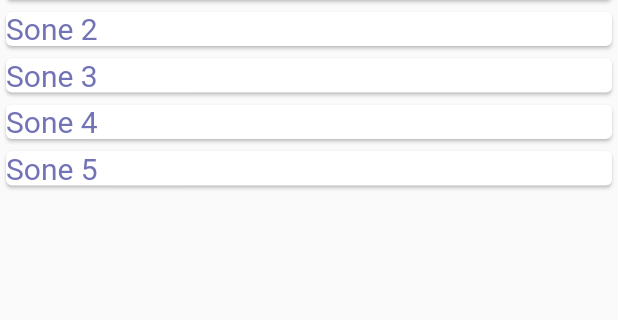
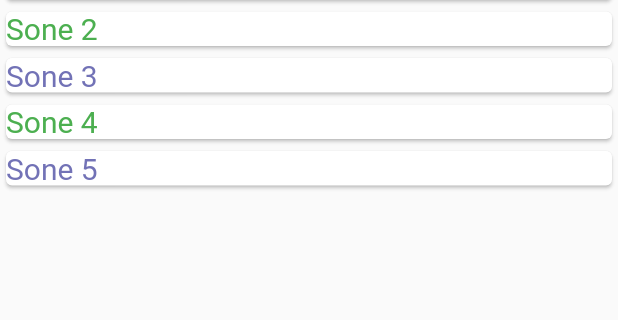
Before and after one commit to zaktaw/DATA3900-Bacheloroppgave, a Flutter app: the ZonesList screen opened directly, on a phone screen of 412 x 824 dp, the part 41-361 px from its top. Run offline on Flutter 3.47's test engine with Material 2 defaults, Android fonts, the phone set to English and light mode, and no system bars.

Commit message:
implemented color coding on finished zones

```diff
--- a/lib/main.dart
+++ b/lib/main.dart
@@ -23,7 +23,7 @@ class MyApp extends StatelessWidget {
     return MaterialApp(
       home: Scaffold(
         body: Container(
-          child: Activity(),
+          child: ZonesList(),
         ),
       ),
     );
--- a/lib/models/tellinger.dart
+++ b/lib/models/tellinger.dart
@@ -26,6 +26,13 @@ class Tellinger {
     return tellinger[zone] ?? []; // return empty list if no tellinger is stored
   }
 
+  bool checkTellingKey(int zone) {
+    if (tellinger.containsKey(zone)) {
+      return true;
+    }
+    return false;
+  }
+
   void count(int zoneIndex, String activity, int count) {
     // Check if zone exsists. Set new value for count of actitivty if in the list. If not, create new entry for count/activity
     bool zoneFound = tellinger.containsKey(zoneIndex);
--- a/lib/zone_card.dart
+++ b/lib/zone_card.dart
@@ -1,11 +1,15 @@
 // ignore_for_file: prefer_const_constructors, prefer_const_literals_to_create_immutables, avoid_print
 
+import 'package:bacheloroppgave/models/telling.dart';
 import 'package:flutter/material.dart';
+import 'models/tellinger.dart';
 
 class ZoneCard extends StatelessWidget {
-  ZoneCard(this.zone_name, {Key? key}) : super(key: key);
+  ZoneCard(this.zone_name, this.zone_index, {Key? key}) : super(key: key);
 
   String zone_name;
+  int zone_index;
+  Tellinger tellinger = Tellinger();
 
   @override
   Widget build(BuildContext context) {
@@ -15,10 +19,14 @@ class ZoneCard extends StatelessWidget {
           Expanded(
               flex: 5,
               child: InkWell(
-                child: Text(zone_name,
-                    style: TextStyle(
-                        fontSize: 20,
-                        color: Color.fromARGB(255, 114, 114, 182))),
+                child: Text(
+                  zone_name,
+                  style: TextStyle(
+                      fontSize: 20,
+                      color: checkIfCounted(zone_index)
+                          ? Colors.green
+                          : Color.fromARGB(255, 114, 114, 182)),
+                ),
                 onTap: () => print('tap'),
                 onLongPress: () => print('long tap'),
               ))
@@ -26,4 +34,13 @@ class ZoneCard extends StatelessWidget {
       ),
     );
   }
+
+  bool checkIfCounted(int index) {
+    tellinger.count(1, 'GRUDIG', 2);
+    tellinger.count(3, 'GRUDIG', 1);
+    if (tellinger.checkTellingKey(index)) {
+      return true;
+    }
+    return false;
+  }
 }
--- a/lib/zones_list.dart
+++ b/lib/zones_list.dart
@@ -4,7 +4,7 @@ import './zone_card.dart';
 class ZonesList extends StatelessWidget {
   ZonesList({Key? key}) : super(key: key);
 
-  final List<String> aktiviteter = <String>[
+  final List<String> zones = <String>[
     'Sone 1',
     'Sone 2',
     'Sone 3',
@@ -16,9 +16,9 @@ class ZonesList extends StatelessWidget {
   Widget build(BuildContext context) {
     return Scaffold(
       body: ListView.builder(
-        itemCount: aktiviteter.length,
+        itemCount: zones.length,
         itemBuilder: (context, index) {
-          return ZoneCard(aktiviteter[index]);
+          return ZoneCard(zones[index], index);
         },
       ),
     );
```
